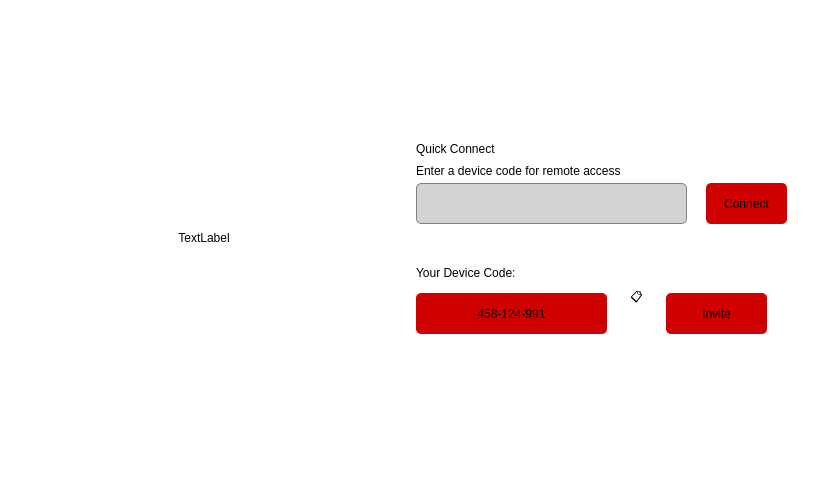
Above: mainwindow.ui from santos-g85/multideskui before the change. Below: the same form after it.
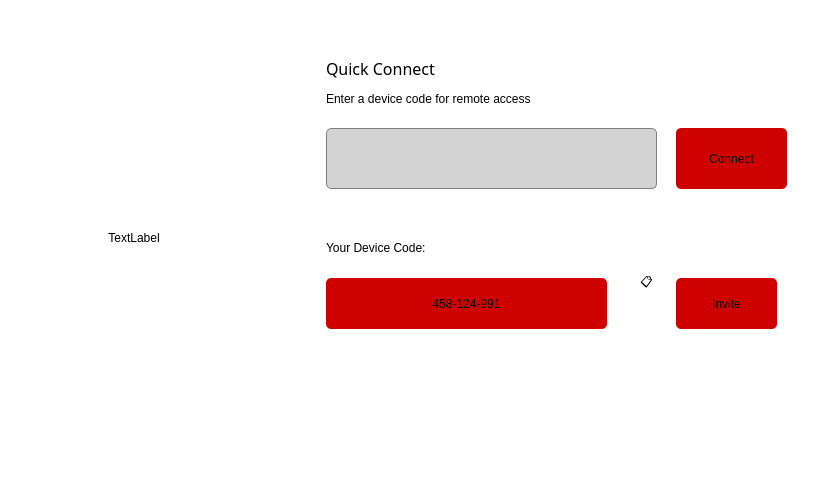
That is the form after the change.

What changed in the file:
```diff
--- a/mainwindow.ui
+++ b/mainwindow.ui
@@ -10,6 +10,12 @@
     <height>499</height>
    </rect>
   </property>
+  <property name="sizePolicy">
+   <sizepolicy hsizetype="Expanding" vsizetype="Expanding">
+    <horstretch>50</horstretch>
+    <verstretch>50</verstretch>
+   </sizepolicy>
+  </property>
   <property name="windowTitle">
    <string>MainWindow</string>
   </property>
@@ -18,8 +24,14 @@
   </property>
   <widget class="QWidget" name="centralwidget">
    <layout class="QHBoxLayout" name="horizontalLayout">
-    <item alignment="Qt::AlignmentFlag::AlignHCenter|Qt::AlignmentFlag::AlignVCenter">
+    <item alignment="Qt::AlignmentFlag::AlignLeft|Qt::AlignmentFlag::AlignVCenter">
      <widget class="QLabel" name="logo">
+      <property name="sizePolicy">
+       <sizepolicy hsizetype="Expanding" vsizetype="Expanding">
+        <horstretch>102</horstretch>
+        <verstretch>0</verstretch>
+       </sizepolicy>
+      </property>
       <property name="minimumSize">
        <size>
         <width>250</width>
@@ -37,17 +49,22 @@
     <item alignment="Qt::AlignmentFlag::AlignHCenter|Qt::AlignmentFlag::AlignVCenter">
      <widget class="QFrame" name="mainconnect">
       <property name="sizePolicy">
-       <sizepolicy hsizetype="Fixed" vsizetype="Fixed">
+       <sizepolicy hsizetype="Expanding" vsizetype="Expanding">
         <horstretch>0</horstretch>
         <verstretch>0</verstretch>
        </sizepolicy>
       </property>
       <property name="minimumSize">
        <size>
-        <width>400</width>
-        <height>250</height>
+        <width>500</width>
+        <height>400</height>
        </size>
       </property>
+      <property name="font">
+       <font>
+        <bold>false</bold>
+       </font>
+      </property>
       <property name="styleSheet">
        <string notr="true">border: none; border-radius: 0px;</string>
       </property>
@@ -60,14 +77,22 @@
       <widget class="QLabel" name="label">
        <property name="geometry">
         <rect>
-         <x>10</x>
-         <y>26</y>
-         <width>91</width>
-         <height>20</height>
+         <x>20</x>
+         <y>10</y>
+         <width>141</width>
+         <height>41</height>
         </rect>
        </property>
+       <property name="font">
+        <font>
+         <family>Segoe MDL2 Assets</family>
+         <pointsize>12</pointsize>
+         <italic>false</italic>
+         <bold>false</bold>
+        </font>
+       </property>
        <property name="styleSheet">
-        <string notr="true">color: rgb(0, 0, 0); font: 10pt &quot;Segoe MDL2 Assets&quot;;
+        <string notr="true">color: rgb(0, 0, 0); font: 12pt &quot;Segoe MDL2 Assets&quot;;
 </string>
        </property>
        <property name="text">
@@ -77,14 +102,14 @@
       <widget class="QLabel" name="label_2">
        <property name="geometry">
         <rect>
-         <x>10</x>
-         <y>50</y>
-         <width>221</width>
-         <height>16</height>
+         <x>20</x>
+         <y>40</y>
+         <width>291</width>
+         <height>41</height>
         </rect>
        </property>
        <property name="styleSheet">
-        <string notr="true">color:black; font: 10pt &quot;Segoe MDL2 Assets&quot;;
+        <string notr="true">color:black; font: 12pt &quot;Segoe MDL2 Assets&quot;;
 </string>
        </property>
        <property name="text">
@@ -94,14 +119,15 @@
       <widget class="QLabel" name="label_3">
        <property name="geometry">
         <rect>
-         <x>10</x>
-         <y>150</y>
+         <x>20</x>
+         <y>200</y>
          <width>129</width>
          <height>20</height>
         </rect>
        </property>
        <property name="styleSheet">
-        <string notr="true">color:black; font: 10pt &quot;Segoe MDL2 Assets&quot;;</string>
+        <string notr="true">color:black; font: 12pt &quot;Segoe MDL2 Assets&quot;;
+</string>
        </property>
        <property name="text">
         <string>Your Device Code:</string>
@@ -110,14 +136,14 @@
       <widget class="QPushButton" name="invitebtn">
        <property name="geometry">
         <rect>
-         <x>260</x>
-         <y>180</y>
+         <x>370</x>
+         <y>240</y>
          <width>101</width>
-         <height>41</height>
+         <height>51</height>
         </rect>
        </property>
        <property name="styleSheet">
-        <string notr="true">background-color: rgb(207, 0, 0); color: black; font: 10pt &quot;Segoe MDL2 Assets&quot;; border-radius:5px;</string>
+        <string notr="true">background-color: rgb(207, 0, 0); color: black; font: 12pt &quot;Segoe MDL2 Assets&quot;; border-radius:5px;</string>
        </property>
        <property name="text">
         <string>Invite</string>
@@ -126,9 +152,9 @@
       <widget class="QPushButton" name="copyButton">
        <property name="geometry">
         <rect>
-         <x>220</x>
-         <y>170</y>
-         <width>21</width>
+         <x>320</x>
+         <y>230</y>
+         <width>41</width>
          <height>31</height>
         </rect>
        </property>
@@ -139,14 +165,14 @@
       <widget class="QLabel" name="devicelabel">
        <property name="geometry">
         <rect>
-         <x>10</x>
-         <y>180</y>
-         <width>191</width>
-         <height>41</height>
+         <x>20</x>
+         <y>240</y>
+         <width>281</width>
+         <height>51</height>
         </rect>
        </property>
        <property name="styleSheet">
-        <string notr="true">background-color: rgb(207, 0, 0); color: black; border-radius:5px; font: 9pt &quot;Segoe MDL2 Assets&quot;;</string>
+        <string notr="true">background-color: rgb(207, 0, 0); color: black; border-radius:5px; font: 12pt &quot;Segoe MDL2 Assets&quot;;</string>
        </property>
        <property name="text">
         <string>458-124-991</string>
@@ -158,10 +184,10 @@
       <widget class="QPushButton" name="conectbtn">
        <property name="geometry">
         <rect>
-         <x>300</x>
-         <y>70</y>
-         <width>81</width>
-         <height>41</height>
+         <x>370</x>
+         <y>90</y>
+         <width>111</width>
+         <height>61</height>
         </rect>
        </property>
        <property name="styleSheet">
@@ -174,12 +200,18 @@
       <widget class="QLineEdit" name="codeInput">
        <property name="geometry">
         <rect>
-         <x>10</x>
-         <y>70</y>
-         <width>271</width>
-         <height>41</height>
+         <x>20</x>
+         <y>90</y>
+         <width>331</width>
+         <height>61</height>
         </rect>
        </property>
+       <property name="minimumSize">
+        <size>
+         <width>50</width>
+         <height>0</height>
+        </size>
+       </property>
        <property name="styleSheet">
         <string notr="true">QLineEdit { background-color: lightgrey; border: 1px solid grey; font: 10pt &quot;Segoe UI&quot;; color: black; border-radius: 5px; } QLineEdit::placeholder { color: gray; }</string>
        </property>
```
